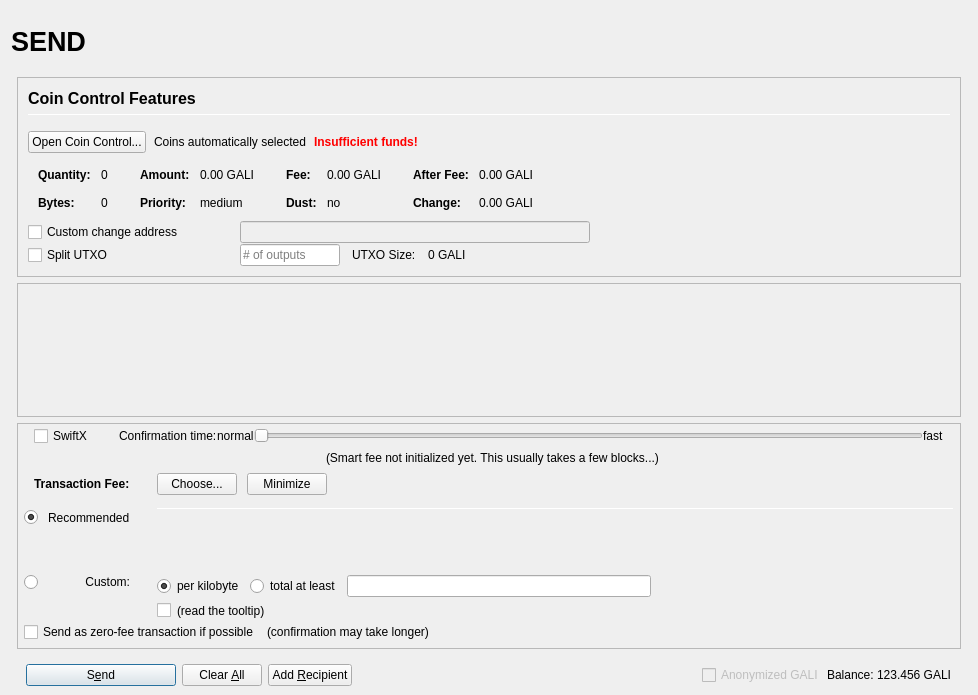
This is src/qt/forms/sendcoinsdialog.ui in Salvage-Ex/Salvage-old2 as Qt 5 draws it before an edit. The edited form follows.
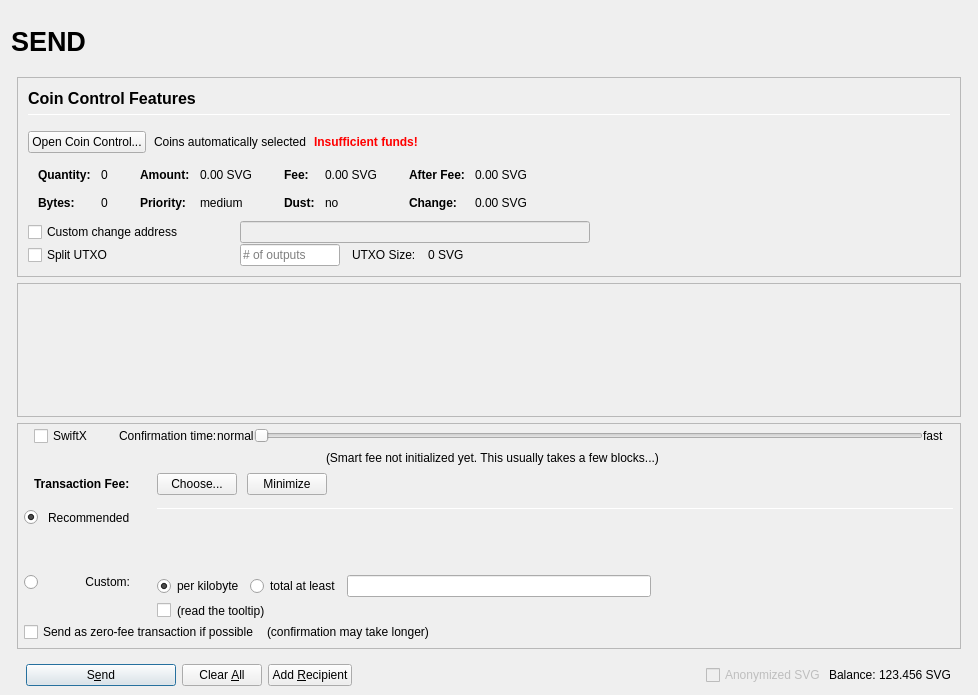
This is the edited form. Icons and pictures are not drawn. Custom widgets are drawn as their Qt base class.

What changed in the file:
```diff
--- a/src/qt/forms/sendcoinsdialog.ui
+++ b/src/qt/forms/sendcoinsdialog.ui
@@ -493,7 +493,7 @@
                         <enum>Qt::ActionsContextMenu</enum>
                        </property>
                        <property name="text">
-                        <string notr="true">0.00 GALI</string>
+                        <string notr="true">0.00 SVG</string>
                        </property>
                        <property name="textInteractionFlags">
                         <set>Qt::LinksAccessibleByMouse|Qt::TextSelectableByKeyboard|Qt::TextSelectableByMouse</set>
@@ -573,7 +573,7 @@
                         <enum>Qt::ActionsContextMenu</enum>
                        </property>
                        <property name="text">
-                        <string notr="true">0.00 GALI</string>
+                        <string notr="true">0.00 SVG</string>
                        </property>
                        <property name="textInteractionFlags">
                         <set>Qt::LinksAccessibleByMouse|Qt::TextSelectableByKeyboard|Qt::TextSelectableByMouse</set>
@@ -653,7 +653,7 @@
                         <enum>Qt::ActionsContextMenu</enum>
                        </property>
                        <property name="text">
-                        <string notr="true">0.00 GALI</string>
+                        <string notr="true">0.00 SVG</string>
                        </property>
                        <property name="textInteractionFlags">
                         <set>Qt::LinksAccessibleByMouse|Qt::TextSelectableByKeyboard|Qt::TextSelectableByMouse</set>
@@ -682,7 +682,7 @@
                         <enum>Qt::ActionsContextMenu</enum>
                        </property>
                        <property name="text">
-                        <string notr="true">0.00 GALI</string>
+                        <string notr="true">0.00 SVG</string>
                        </property>
                        <property name="textInteractionFlags">
                         <set>Qt::LinksAccessibleByMouse|Qt::TextSelectableByKeyboard|Qt::TextSelectableByMouse</set>
@@ -849,7 +849,7 @@
                 <item>
                  <widget class="QLabel" name="labelBlockSize">
                   <property name="text">
-                   <string>0 GALI</string>
+                   <string>0 SVG</string>
                   </property>
                  </widget>
                 </item>
@@ -1714,7 +1714,7 @@
                 <bool>false</bool>
                </property>
                <property name="text">
-                <string>Anonymized GALI</string>
+                <string>Anonymized SVG</string>
                </property>
               </widget>
              </item>
@@ -1737,7 +1737,7 @@
                 <cursorShape>IBeamCursor</cursorShape>
                </property>
                <property name="text">
-                <string notr="true">123.456 GALI</string>
+                <string notr="true">123.456 SVG</string>
                </property>
                <property name="textInteractionFlags">
                 <set>Qt::LinksAccessibleByMouse|Qt::TextSelectableByKeyboard|Qt::TextSelectableByMouse</set>
```
Left out of the diff: 20 changed lines with no effect on the pictures.
